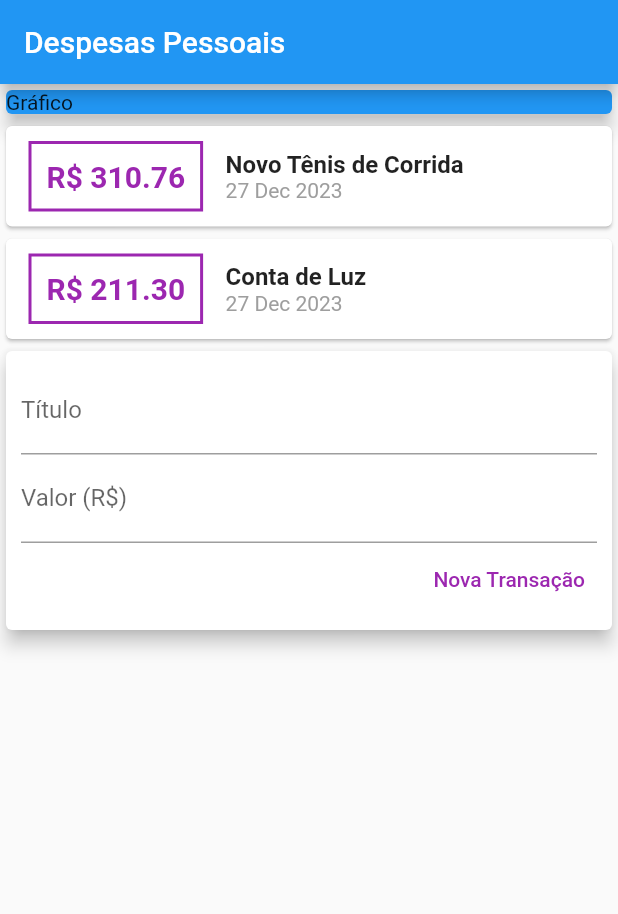
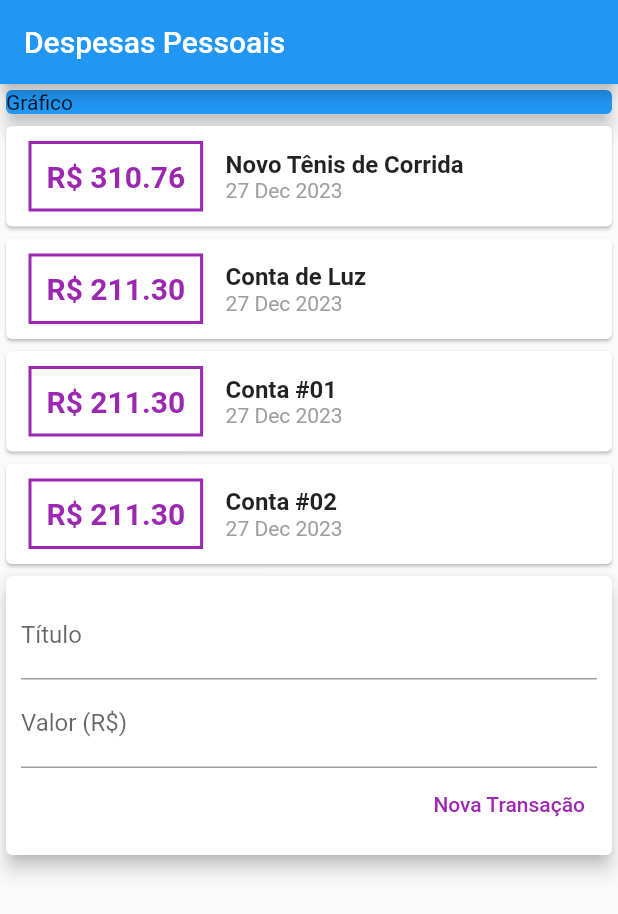
Before and after one commit to vandersonbfs/CursoFlutterUdemy, a Flutter app: the screen it shows after launch, on a phone screen of 412 x 824 dp. Shown: the top 914 px of the screen. Run offline on Flutter 3.47's test engine with Material 2 defaults, Android fonts, the phone set to English and light mode, and no system bars.

```diff
--- a/expenses/lib/components/transaction_form.dart
+++ b/expenses/lib/components/transaction_form.dart
@@ -1,9 +1,12 @@
 import 'package:flutter/material.dart';
 
 class TransactionForm extends StatelessWidget {
-  TransactionForm({Key? key}) : super(key: key);
   final titleController = TextEditingController();
   final valueController = TextEditingController();
+
+  final void Function(String, double) onSubmit;
+
+  TransactionForm(this.onSubmit, {Key? key}) : super(key: key);
 
   @override
   Widget build(BuildContext context) {
@@ -36,8 +39,9 @@ class TransactionForm extends StatelessWidget {
                     ),
                   ),
                   onPressed: () {
-                    print(titleController.text);
-                    print(valueController.text);
+                    final title = titleController.text;
+                    final value = double.tryParse(valueController.text) ?? 0;
+                    onSubmit(title, value);
                   },
                 )
               ],
--- a/expenses/lib/components/transaction_list.dart
+++ b/expenses/lib/components/transaction_list.dart
@@ -9,7 +9,10 @@ class TransactionList extends StatelessWidget {
 
   @override
   Widget build(BuildContext context) {
-    return Column(
+    return SizedBox(
+      height: 300,
+      child: SingleChildScrollView(
+        child: Column(
           children: transactions.map((tr) {
             return Card(
               child: Row(
@@ -57,6 +60,8 @@ class TransactionList extends StatelessWidget {
               ),
             );
           }).toList(),
+        ),
+      ),
     );
   }
 }
--- a/expenses/lib/components/transaction_user.dart
+++ b/expenses/lib/components/transaction_user.dart
@@ -1,4 +1,5 @@
 import 'package:flutter/material.dart';
+import 'dart:math';
 import 'transaction_form.dart';
 import 'transaction_list.dart';
 import '../models/transaction.dart';
@@ -24,14 +25,51 @@ class _TransactionUserState extends State<TransactionUser> {
       value: 211.30,
       date: DateTime.now(),
     ),
+    Transaction(
+      id: 't20',
+      title: 'Conta #01',
+      value: 211.30,
+      date: DateTime.now(),
+    ),
+    Transaction(
+      id: 't3',
+      title: 'Conta #02',
+      value: 211.30,
+      date: DateTime.now(),
+    ),
+    Transaction(
+      id: 't4',
+      title: 'Conta #03',
+      value: 211.30,
+      date: DateTime.now(),
+    ),
+    Transaction(
+      id: 't5',
+      title: 'Conta #04',
+      value: 211.30,
+      date: DateTime.now(),
+    ),
   ];
+
+  _addTransaction(String title, double value) {
+    final newTransaction = Transaction(
+      id: Random().nextDouble().toString(),
+      title: title,
+      value: value,
+      date: DateTime.now(),
+    );
+
+    setState(() {
+      _transactions.add(newTransaction);
+    });
+  }
 
   @override
   Widget build(BuildContext context) {
     return Column(
       children: [
         TransactionList(_transactions),
-        TransactionForm(),
+        TransactionForm(_addTransaction),
       ],
     );
   }
--- a/expenses/lib/main.dart
+++ b/expenses/lib/main.dart
@@ -20,7 +20,8 @@ class MyHomePage extends StatelessWidget {
       appBar: AppBar(
         title: const Text('Despesas Pessoais'),
       ),
-      body: Column(
+      body: SingleChildScrollView(
+        child: Column(
           crossAxisAlignment: CrossAxisAlignment.stretch,
           children: const [
             SizedBox(
@@ -33,6 +34,7 @@ class MyHomePage extends StatelessWidget {
             TransactionUser(),
           ],
         ),
+      ),
     );
   }
 }
```
Lines whose indentation alone changed are shown as unchanged.
